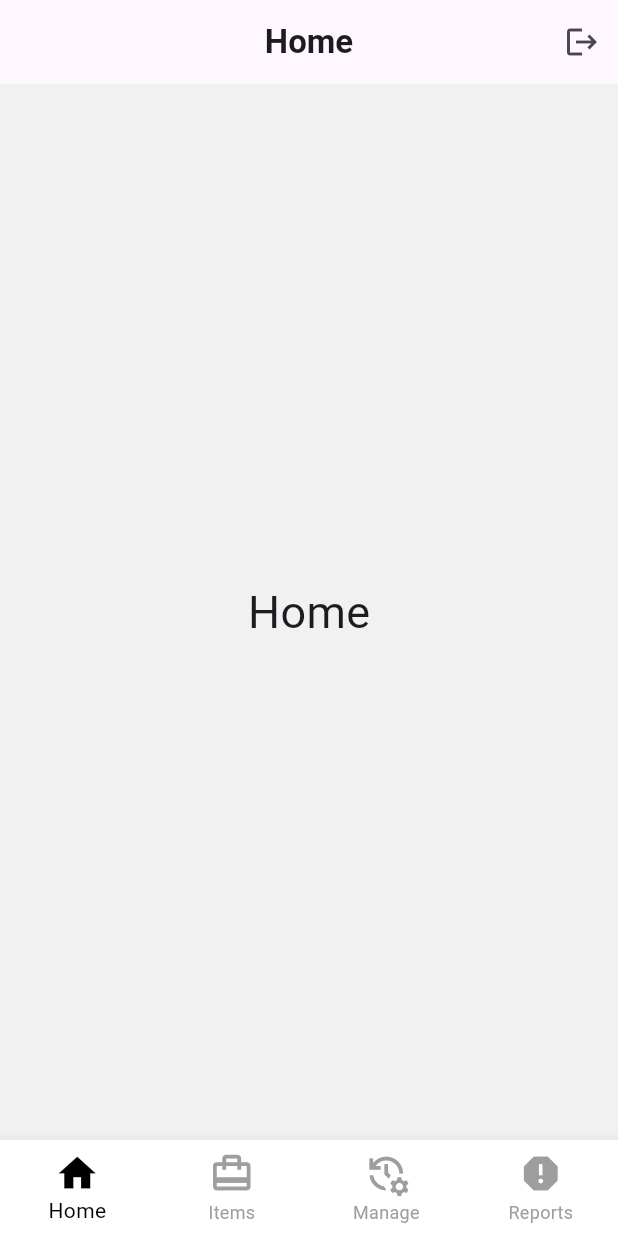
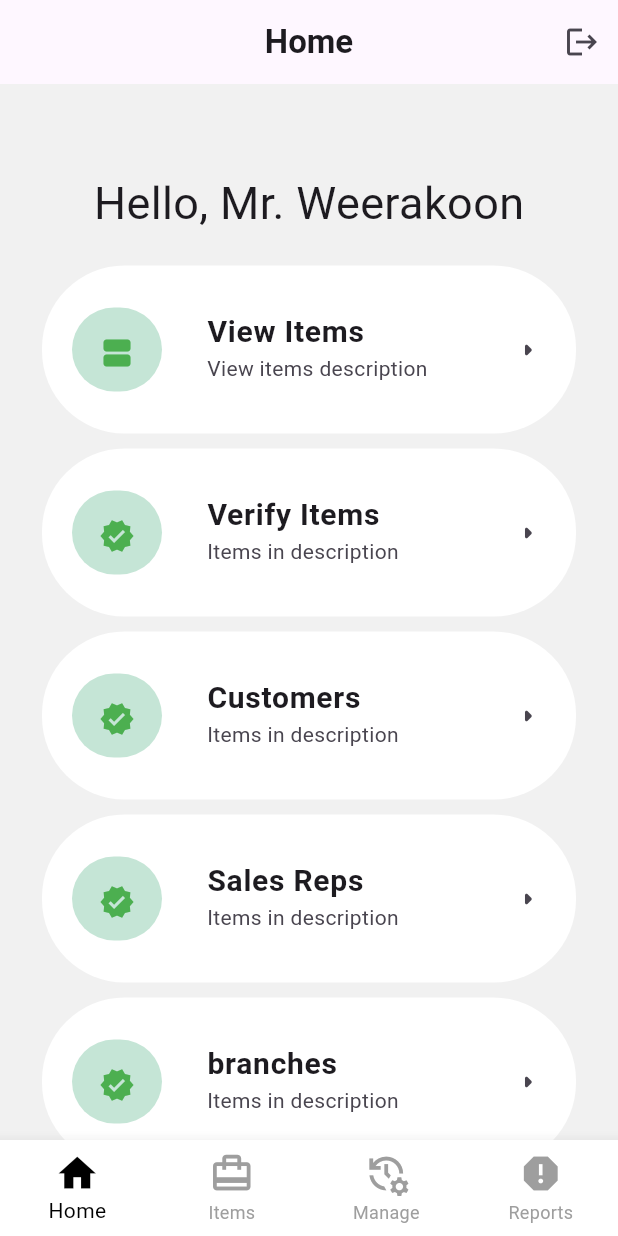
Before and after one commit to tharusha-dilhara/CJ_Owner_Application, a Flutter app: the HomeView screen opened by its route, on a phone screen of 412 x 824 dp. Run offline on Flutter 3.47's test engine with Material 3 defaults, Android fonts, the phone set to English and light mode, and no system bars; our stand-ins replace go_router, shared_preferences; accounts and stored records are empty.

Commit message:
update home view

```diff
--- a/lib/views/home/home_view.dart
+++ b/lib/views/home/home_view.dart
@@ -1,3 +1,4 @@
+import 'package:cjowner/components/customNavButton.dart';
 import 'package:cjowner/services/auth/auth_service.dart';
 import 'package:flutter/material.dart';
 import 'package:go_router/go_router.dart';
@@ -15,7 +16,10 @@ class _HomeViewState extends State<HomeView> {
     return Scaffold(
       backgroundColor: Color(0xFFF1F1F1),
       appBar: AppBar(
-        title: const Text("Home",style: TextStyle(fontWeight: FontWeight.bold),),
+        title: const Text(
+          "Home",
+          style: TextStyle(fontWeight: FontWeight.bold),
+        ),
         centerTitle: true,
         actions: [
           IconButton(
@@ -25,21 +29,66 @@ class _HomeViewState extends State<HomeView> {
               context.pushReplacementNamed('login');
             },
           ),
-        ]
+        ],
       ),
-      body: SizedBox(
-        width: double.infinity,
-        height: double.infinity,
+      body: SingleChildScrollView(
+        child: Padding(
+          padding: const EdgeInsets.all(28.0),
           child: Column(
-          mainAxisAlignment: MainAxisAlignment.center,
+            crossAxisAlignment: CrossAxisAlignment.center,
             children: [
-
+              SizedBox(height: 30),
               const Text(
-              "Home",
+                "Hello, Mr. Weerakoon",
                 style: TextStyle(fontSize: 30),
               ),
-
+              SizedBox(height: 20),
+              CustomListTile(
+                leadingIcon: Icons.view_agenda,
+                title: 'View Items',
+                subtitle: 'View items description',
+                onTap: () {
+                  GoRouter.of(context).pushNamed('viewItems');
+                },
+              ),
+              SizedBox(height: 10),
+              CustomListTile(
+                leadingIcon: Icons.verified,
+                title: 'Verify Items',
+                subtitle: 'Items in description',
+                onTap: () {
+                  GoRouter.of(context).pushNamed('verifyItems');
+                },
+              ),
+              SizedBox(height: 10),
+              CustomListTile(
+                leadingIcon: Icons.verified,
+                title: 'Customers',
+                subtitle: 'Items in description',
+                onTap: () {
+                  GoRouter.of(context).pushNamed('customers');
+                },
+              ),
+              SizedBox(height: 10),
+              CustomListTile(
+                leadingIcon: Icons.verified,
+                title: 'Sales Reps',
+                subtitle: 'Items in description',
+                onTap: () {
+                  GoRouter.of(context).pushNamed('salesReps');
+                },
+              ),
+              SizedBox(height: 10),
+              CustomListTile(
+                leadingIcon: Icons.verified,
+                title: 'branches',
+                subtitle: 'Items in description',
+                onTap: () {
+                  GoRouter.of(context).pushNamed('branches');
+                },
+              ),
             ],
+          ),
         ),
       ),
     );
```
Lines whose indentation alone changed are shown as unchanged.
